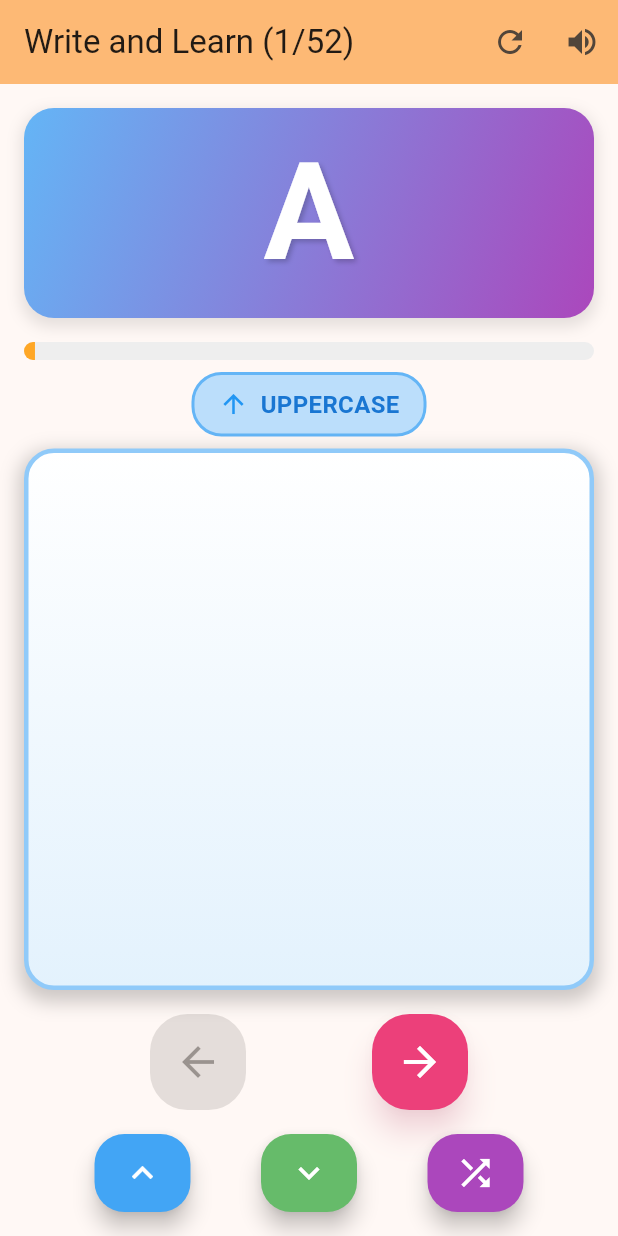
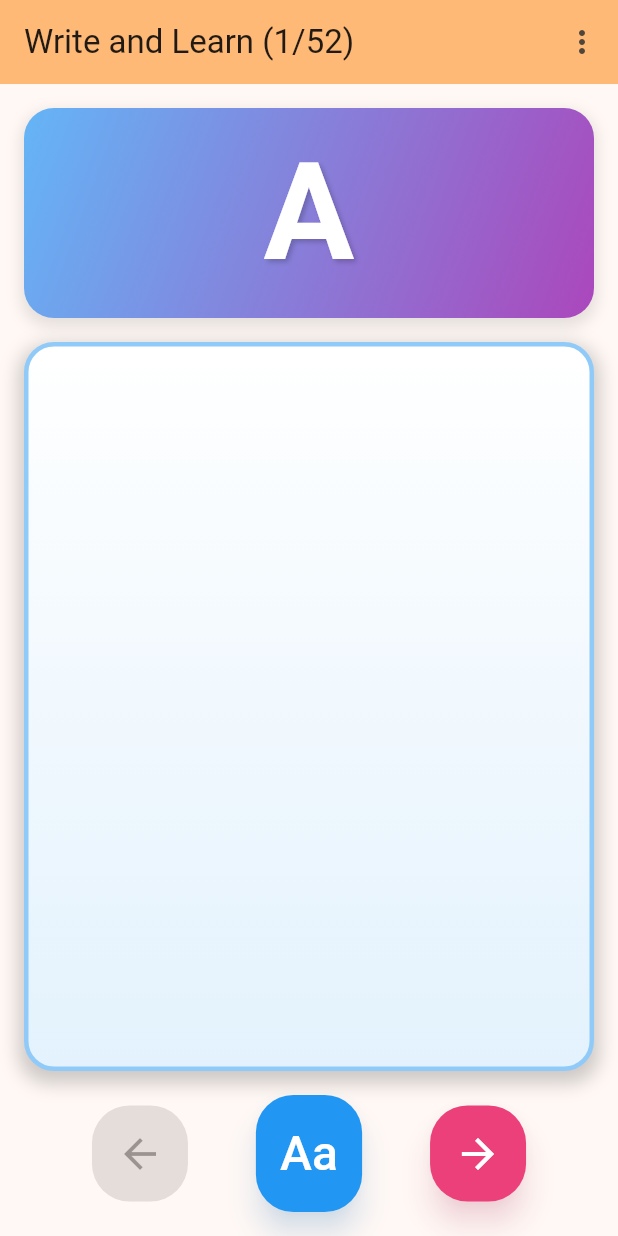
Before and after one commit to sgazz/Write-Learn, a Flutter app: the screen it shows after launch, on a phone screen of 412 x 824 dp. Run offline on Flutter 3.47's test engine with Material 3 defaults, Android fonts, the phone set to English and light mode, and no system bars.

Commit message:
chore: initial commit (Flutter app, iOS pods fix, simplified UI)

```diff
--- a/lib/main.dart
+++ b/lib/main.dart
@@ -74,22 +74,21 @@ class _LearningHomePageState extends State<LearningHomePage> {
         title: Text('Write and Learn (${currentLetterIndex + 1}/${letters.length})'),
         backgroundColor: Theme.of(context).colorScheme.inversePrimary,
         actions: [
-          IconButton(
-            icon: const Icon(Icons.refresh),
-            onPressed: () async {
+          PopupMenuButton<String>(
+            onSelected: (value) async {
+              if (value == 'clear') {
                 setState(() {
                   points.clear();
                 });
                 await _soundService.playClearSound();
+              }
             },
-            tooltip: 'Clear drawing',
+            itemBuilder: (context) => [
+              const PopupMenuItem<String>(
+                value: 'clear',
+                child: Text('Clear drawing'),
               ),
-          IconButton(
-            icon: const Icon(Icons.volume_up),
-            onPressed: () async {
-              await _soundService.playLetterSound(letters[currentLetterIndex]);
-            },
-            tooltip: 'Play letter sound',
+            ],
           ),
         ],
       ),
@@ -142,60 +141,7 @@ class _LearningHomePageState extends State<LearningHomePage> {
             ),
           ),
 
-          // Progress bar
-          Container(
-            margin: const EdgeInsets.symmetric(horizontal: AppDimensions.progressBarMargin),
-            child: ClipRRect(
-              borderRadius: BorderRadius.circular(AppDimensions.radiusS),
-              child: LinearProgressIndicator(
-                value: (currentLetterIndex + 1) / letters.length,
-                backgroundColor: AppColors.grey200,
-                valueColor: AlwaysStoppedAnimation<Color>(
-                  currentLetterIndex < 26
-                    ? AppColors.progressUppercase
-                    : AppColors.progressLowercase,
-                ),
-                minHeight: AppDimensions.progressBarHeight,
-              ),
-            ),
-          ),
-
-          // Indicator whether it's uppercase or lowercase letter
-          Container(
-            margin: const EdgeInsets.symmetric(horizontal: AppDimensions.indicatorMargin, vertical: AppDimensions.spacingS),
-            padding: const EdgeInsets.symmetric(horizontal: AppDimensions.indicatorPadding, vertical: AppDimensions.spacingS),
-            decoration: BoxDecoration(
-              color: currentLetterIndex < 26
-                ? AppColors.indicatorUppercaseBg
-                : AppColors.indicatorLowercaseBg,
-              borderRadius: BorderRadius.circular(AppDimensions.radiusM),
-              border: Border.all(
-                color: currentLetterIndex < 26
-                  ? AppColors.indicatorUppercaseBorder
-                  : AppColors.indicatorLowercaseBorder,
-                width: AppDimensions.indicatorBorderWidth,
-              ),
-            ),
-            child: Row(
-              mainAxisSize: MainAxisSize.min,
-              children: [
-                Icon(
-                  currentLetterIndex < 26 ? Icons.arrow_upward : Icons.arrow_downward,
-                  color: currentLetterIndex < 26 ? AppColors.primaryBlue : AppColors.primaryGreen,
-                  size: AppDimensions.indicatorIconSize,
-                ),
-                const SizedBox(width: AppDimensions.spacingS),
-                Text(
-                  currentLetterIndex < 26 ? AppStrings.uppercase : AppStrings.lowercase,
-                  style: TextStyle(
-                    fontSize: AppDimensions.fontSizeS,
-                    fontWeight: FontWeight.bold,
-                    color: currentLetterIndex < 26 ? AppColors.indicatorUppercase : AppColors.indicatorLowercase,
-                  ),
-                ),
-              ],
-            ),
-          ),
+          // Simplified: removed progress bar and case indicator
 
           // Drawing space
           Expanded(
@@ -254,14 +200,12 @@ class _LearningHomePageState extends State<LearningHomePage> {
             padding: const EdgeInsets.all(AppDimensions.controlsPadding),
             child: Column(
               children: [
-                // Main controls
+                // Main controls simplified: Prev | Aa | Next
                 Row(
                   mainAxisAlignment: MainAxisAlignment.spaceEvenly,
                   children: [
                     // Previous letter
-                    Tooltip(
-                      message: AppStrings.tooltipPreviousLetter,
-                      child: ElevatedButton(
+                    ElevatedButton(
                       onPressed: currentLetterIndex > 0
                           ? () async {
                               setState(() {
@@ -283,12 +227,37 @@ class _LearningHomePageState extends State<LearningHomePage> {
                       ),
                       child: const Icon(Icons.arrow_back, size: AppDimensions.buttonIconSizeMain),
                     ),
+
+                    // Toggle Aa (upper/lower for current letter)
+                    ElevatedButton(
+                      onPressed: () async {
+                        setState(() {
+                          if (currentLetterIndex < 26) {
+                            // Switch to lowercase same index
+                            currentLetterIndex = currentLetterIndex + 26;
+                          } else {
+                            // Switch to uppercase same index
+                            currentLetterIndex = currentLetterIndex - 26;
+                          }
+                          points.clear();
+                        });
+                        await _soundService.playLetterSound(letters[currentLetterIndex]);
+                      },
+                      style: ElevatedButton.styleFrom(
+                        backgroundColor: AppColors.primaryBlue,
+                        foregroundColor: AppColors.white,
+                        padding: const EdgeInsets.all(AppDimensions.buttonPaddingMain),
+                        shape: RoundedRectangleBorder(
+                          borderRadius: BorderRadius.circular(AppDimensions.radiusL),
+                        ),
+                        elevation: AppDimensions.elevationMain,
+                        shadowColor: AppColors.primaryBlue.withOpacity(0.3),
+                      ),
+                      child: const Text('Aa', style: TextStyle(fontSize: AppDimensions.buttonIconSizeMain)),
                     ),
 
                     // Next letter
-                    Tooltip(
-                      message: AppStrings.tooltipNextLetter,
-                      child: ElevatedButton(
+                    ElevatedButton(
                       onPressed: currentLetterIndex < letters.length - 1
                           ? () async {
                               setState(() {
@@ -309,92 +278,6 @@ class _LearningHomePageState extends State<LearningHomePage> {
                         shadowColor: AppColors.buttonNext.withOpacity(0.3),
                       ),
                       child: const Icon(Icons.arrow_forward, size: AppDimensions.buttonIconSizeMain),
-                      ),
-                    ),
-                  ],
-                ),
-
-                const SizedBox(height: AppDimensions.controlsSpacing),
-
-                // Quick controls
-                Row(
-                  mainAxisAlignment: MainAxisAlignment.spaceEvenly,
-                  children: [
-                    // Jump to uppercase letters
-                    Tooltip(
-                      message: AppStrings.tooltipUppercaseLetters,
-                      child: ElevatedButton(
-                        onPressed: () async {
-                          setState(() {
-                            currentLetterIndex = 0;
-                            points.clear();
-                          });
-                          await _soundService.playLetterSound(letters[currentLetterIndex]);
-                        },
-                        style: ElevatedButton.styleFrom(
-                          backgroundColor: AppColors.buttonUppercase,
-                          foregroundColor: AppColors.white,
-                          padding: const EdgeInsets.all(AppDimensions.buttonPaddingSecondary),
-                          shape: RoundedRectangleBorder(
-                            borderRadius: BorderRadius.circular(AppDimensions.radiusM),
-                          ),
-                          elevation: AppDimensions.elevationSecondary,
-                        ),
-                        child: const Icon(Icons.keyboard_arrow_up, size: AppDimensions.buttonIconSizeSecondary),
-                      ),
-                    ),
-
-                    // Jump to lowercase letters
-                    Tooltip(
-                      message: AppStrings.tooltipLowercaseLetters,
-                      child: ElevatedButton(
-                        onPressed: () async {
-                          setState(() {
-                            currentLetterIndex = 26;
-                            points.clear();
-                          });
-                          await _soundService.playLetterSound(letters[currentLetterIndex]);
-                        },
-                        style: ElevatedButton.styleFrom(
-                          backgroundColor: AppColors.buttonLowercase,
-                          foregroundColor: AppColors.white,
-                          padding: const EdgeInsets.all(AppDimensions.buttonPaddingSecondary),
-                          shape: RoundedRectangleBorder(
-                            borderRadius: BorderRadius.circular(AppDimensions.radiusM),
-                          ),
-                          elevation: AppDimensions.elevationSecondary,
-                        ),
-                        child: const Icon(Icons.keyboard_arrow_down, size: AppDimensions.buttonIconSizeSecondary),
-                      ),
-                    ),
-
-                    // Random letter
-                    Tooltip(
-                      message: AppStrings.tooltipRandomLetter,
-                      child: ElevatedButton(
-                        onPressed: () async {
-                          setState(() {
-                            // Generate random index that is not current
-                            int newIndex;
-                            do {
-                              newIndex = Random().nextInt(letters.length);
-                            } while (newIndex == currentLetterIndex);
-                            currentLetterIndex = newIndex;
-                            points.clear();
-                          });
-                          await _soundService.playLetterSound(letters[currentLetterIndex]);
-                        },
-                        style: ElevatedButton.styleFrom(
-                          backgroundColor: AppColors.buttonRandom,
-                          foregroundColor: AppColors.white,
-                          padding: const EdgeInsets.all(AppDimensions.buttonPaddingSecondary),
-                          shape: RoundedRectangleBorder(
-                            borderRadius: BorderRadius.circular(AppDimensions.radiusM),
-                          ),
-                          elevation: AppDimensions.elevationSecondary,
-                        ),
-                        child: const Icon(Icons.shuffle, size: AppDimensions.buttonIconSizeSecondary),
-                      ),
                     ),
                   ],
                 ),
```
Also changed, not shown: 6 other files. Lines whose indentation alone changed are shown as unchanged.
